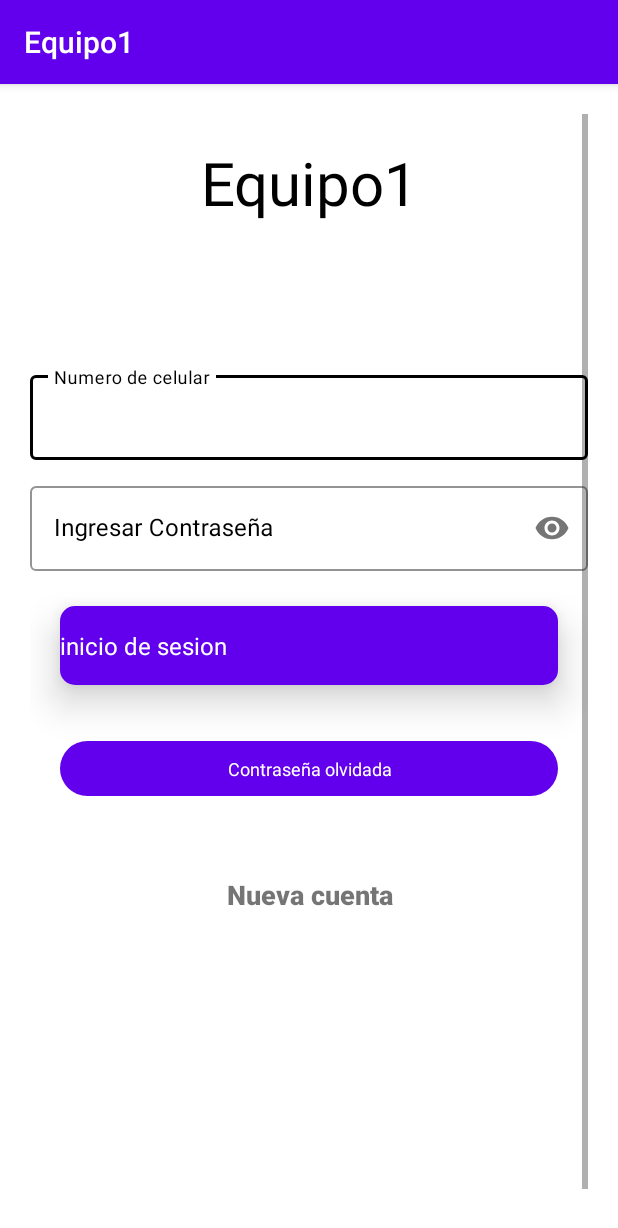
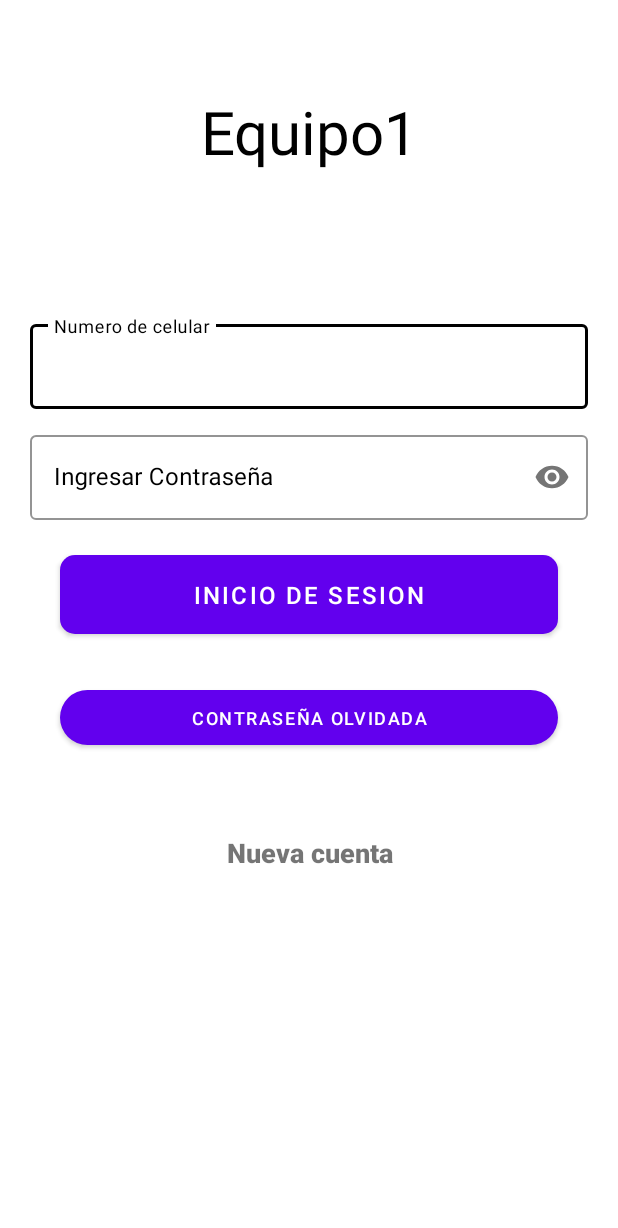
Before and after one commit to Alfonso-SM/Arq.-y-Dise-o-de-Software-2024, an Android app: the Log_in screen opened directly, with no data from a screen before it, on a phone screen of 412 x 824 dp. Shown: the top 1228 px of the screen. Run offline under Robolectric (Android 15) with nearby library versions, the phone set to English and light mode, and no system bars; our stand-ins replace Firebase (no records; nobody signed in at launch, a user with empty details on screens opened directly).

Commit message:
Add-Login-page

```diff
--- a/app/src/main/java/com/equipo/SplashScreen.java
+++ b/app/src/main/java/com/equipo/SplashScreen.java
@@ -36,7 +36,7 @@ public class SplashScreen extends AppCompatActivity {
                 Intent intent;
                 intent = new Intent(SplashScreen.this, Log_in.class);
                 startActivity(intent);
-                finish();
+              //  finish();
         }, SPLASH_SCREEN);
     }
 }
--- a/app/src/main/res/layout/activity_log_in.xml
+++ b/app/src/main/res/layout/activity_log_in.xml
@@ -4,7 +4,7 @@
     xmlns:tools="http://schemas.android.com/tools"
     android:layout_width="match_parent"
     android:layout_height="match_parent"
-    android:background="?attr/colorOnPrimary"
+    android:background="@color/design_default_color_on_primary"
     android:padding="20dp"
     tools:context=".Log_in">
 
@@ -123,7 +123,7 @@
                         android:paddingVertical="10sp"
                         android:textColor="@color/white"
                         android:textSize="12sp"
-                        android:onClick="GotoForgetPass" />
+                         />
 
                 </RelativeLayout>
             </RelativeLayout>
--- a/app/src/main/res/values-night/themes.xml
+++ b/app/src/main/res/values-night/themes.xml
@@ -1,10 +1,15 @@
 <resources xmlns:tools="http://schemas.android.com/tools">
     <!-- Base application theme. -->
-    <style name="Theme.Equipo1" parent="Theme.AppCompat.Light.DarkActionBar">
+    <style name="Theme.Equipo1" parent="Theme.MaterialComponents.DayNight.NoActionBar">
         <!-- Primary brand color. -->
         <item name="colorPrimary">@color/purple_200</item>
         <item name="colorPrimaryDark">@color/purple_700</item>
         <item name="colorAccent">@color/teal_200</item>
         <!-- Customize your theme here. -->
+        <!-- Secondary brand color. -->
+        <item name="colorSecondary">@color/teal_200</item>
+        <item name="colorSecondaryVariant">@color/material_dynamic_tertiary10</item>
+        <item name="colorOnSecondary">@color/white</item>
+        <!-- Status bar color. -->
     </style>
 </resources>
--- a/app/src/main/res/values/themes.xml
+++ b/app/src/main/res/values/themes.xml
@@ -1,6 +1,6 @@
 <resources xmlns:tools="http://schemas.android.com/tools">
     <!-- Base application theme. -->
-    <style name="Theme.Equipo1" parent="Theme.AppCompat.Light.DarkActionBar">
+    <style name="Theme.Equipo1" parent="Theme.MaterialComponents.DayNight.NoActionBar">
         <!-- Primary brand color. -->
         <item name="colorPrimary">@color/purple_500</item>
         <item name="colorPrimaryDark">@color/purple_700</item>
```
